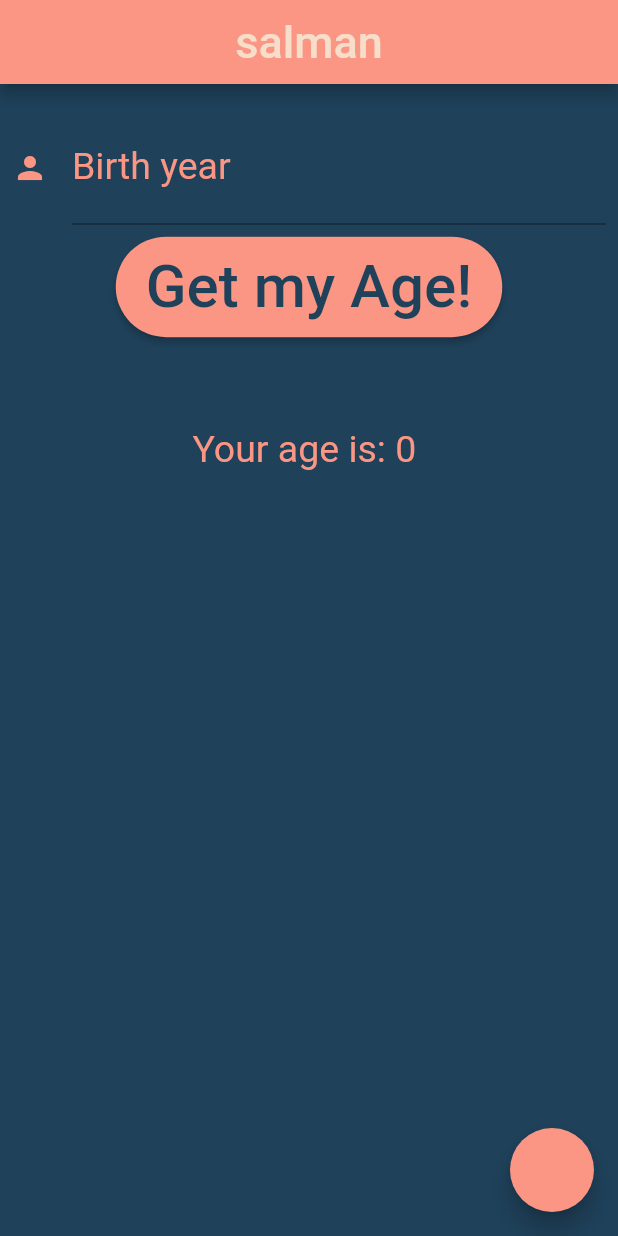
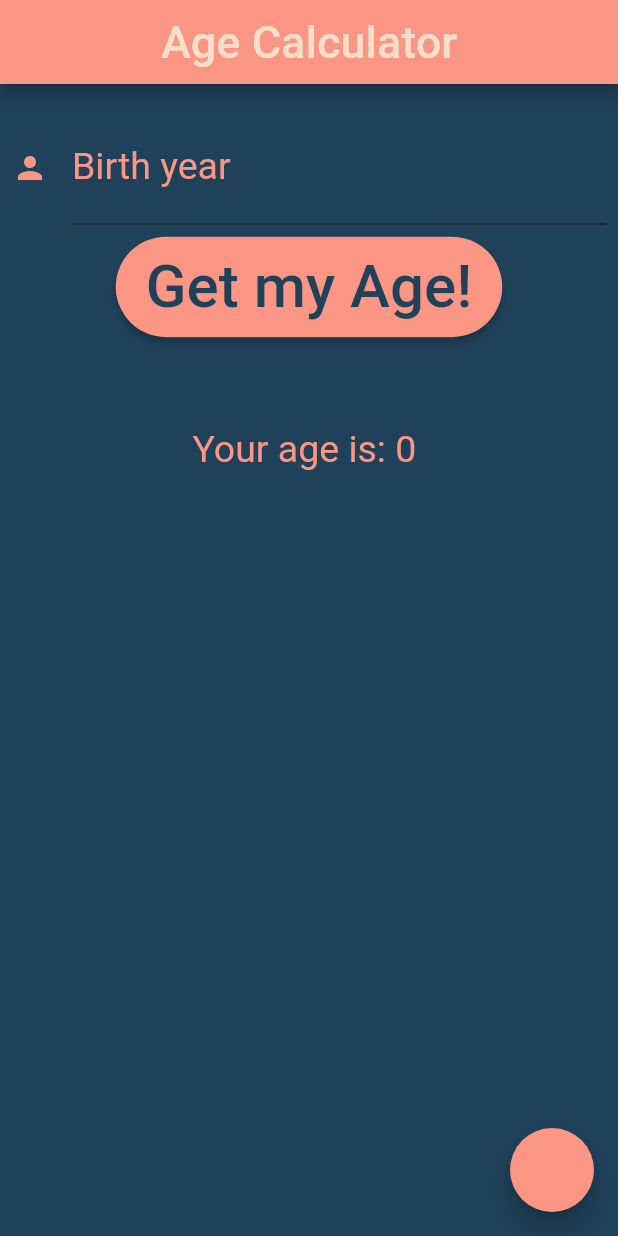
Before and after one commit to mmobarki/flutterAgeCalculator, a Flutter app: the screen it shows after launch, on a phone screen of 412 x 824 dp. Run offline on Flutter 3.47's test engine with Material 2 defaults, Android fonts, the phone set to English and light mode, and no system bars.

Commit message:
change AppBar Text

```diff
--- a/flutter_application_1/lib/main.dart
+++ b/flutter_application_1/lib/main.dart
@@ -30,7 +30,7 @@ class _MyAppState extends State<MyApp> {
       home: Scaffold(
         appBar: AppBar(
           title: Text(
-            "salman",
+            "Age Calculator",
             style: TextStyle(color: c3, fontSize: 30),
           ),
           centerTitle: true,
```
